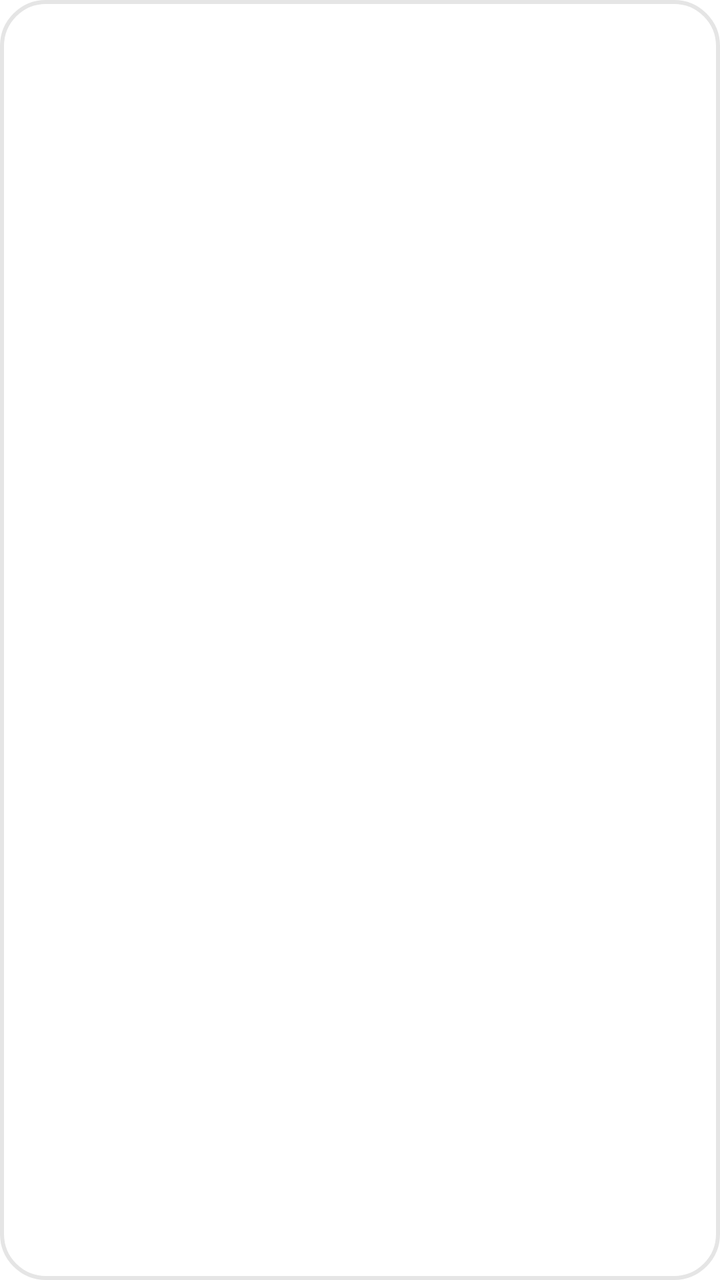
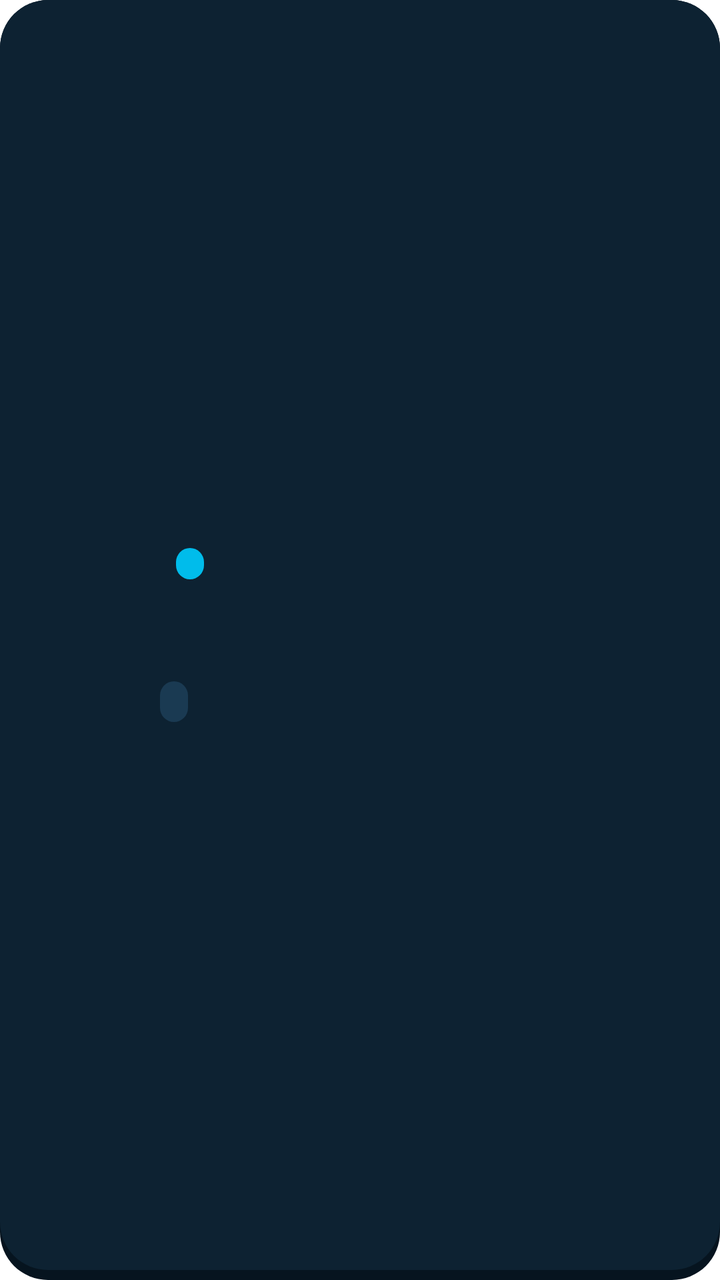

The first picture is an Android layout as it rendered before a commit; the second is the same layout after the commit. The layout source and the unified diff follow.
<!-- AndroidManifest.xml: fallback theme Theme.MaterialComponents.DayNight.NoActionBar -->
<!-- res/layout/duck_term_widget.xml -->
<?xml version="1.0" encoding="utf-8"?>
<LinearLayout xmlns:android="http://schemas.android.com/apk/res/android"
    android:id="@+id/root"
    android:layout_width="match_parent"
    android:layout_height="match_parent"
    android:background="@drawable/widget_bg"
    android:gravity="center_vertical"
    android:orientation="horizontal"
    android:padding="12dp">
    <ImageView
        android:id="@+id/duck"
        android:layout_width="56dp"
        android:layout_height="56dp"
        android:scaleType="fitCenter" />
    <LinearLayout
        android:layout_width="0dp"
        android:layout_height="wrap_content"
        android:layout_marginStart="10dp"
        android:layout_weight="1"
        android:orientation="vertical">
        <TextView android:id="@+id/tHead"
            android:layout_width="wrap_content"
            android:layout_height="wrap_content"
            android:textColor="#049FD9"
            android:textSize="11sp" android:textStyle="bold" />
        <LinearLayout android:layout_width="match_parent" android:layout_height="wrap_content" android:gravity="center_vertical" android:orientation="horizontal">
            <TextView android:id="@+id/tTerm"
            android:layout_width="wrap_content"
            android:layout_height="wrap_content"
            android:textColor="#3C3C3C"
            android:textSize="19sp" android:textStyle="bold" android:maxLines="1" android:ellipsize="end" />
            <TextView android:id="@+id/tTag"
            android:layout_width="wrap_content"
            android:layout_height="wrap_content"
            android:textColor="#0088A8"
            android:textSize="11sp" android:textStyle="bold" android:layout_marginStart="8dp" />
        </LinearLayout>
        <TextView android:id="@+id/tDef"
            android:layout_width="wrap_content"
            android:layout_height="wrap_content"
            android:textColor="#555555"
            android:textSize="13sp" android:maxLines="3" android:ellipsize="end" android:layout_marginTop="2dp" />
        <TextView android:id="@+id/tCmd"
            android:layout_width="wrap_content"
            android:layout_height="wrap_content"
            android:textColor="#0088A8"
            android:textSize="12sp" android:textStyle="bold" android:maxLines="1" android:ellipsize="end" android:fontFamily="monospace" android:layout_marginTop="3dp" />
    </LinearLayout>
</LinearLayout>
<!-- resources referenced by this layout -->
<resources>
  <!-- drawable widget_bg (drawable) -->
  <?xml version="1.0" encoding="utf-8"?>
  <shape xmlns:android="http://schemas.android.com/apk/res/android" android:shape="rectangle">
      <solid android:color="#FFFFFF" />
      <stroke android:width="2dp" android:color="#E5E5E5" />
      <corners android:radius="22dp" />
  </shape>
</resources>

<!-- the commit's change to res/layout/duck_term_widget.xml (unified diff, before → after) -->
@@ -3,14 +3,17 @@
     android:id="@+id/root"
     android:layout_width="match_parent"
     android:layout_height="match_parent"
-    android:background="@drawable/widget_bg"
+    android:background="@drawable/bg_term"
     android:gravity="center_vertical"
     android:orientation="horizontal"
-    android:padding="12dp">
+    android:paddingStart="12dp"
+    android:paddingTop="10dp"
+    android:paddingEnd="12dp"
+    android:paddingBottom="15dp">
     <ImageView
         android:id="@+id/duck"
-        android:layout_width="56dp"
-        android:layout_height="56dp"
+        android:layout_width="58dp"
+        android:layout_height="58dp"
         android:scaleType="fitCenter" />
     <LinearLayout
         android:layout_width="0dp"
@@ -18,32 +21,66 @@
         android:layout_marginStart="10dp"
         android:layout_weight="1"
         android:orientation="vertical">
-        <TextView android:id="@+id/tHead"
+        <LinearLayout
+            android:layout_width="match_parent"
+            android:layout_height="wrap_content"
+            android:gravity="center_vertical"
+            android:orientation="horizontal">
+            <TextView
+                android:id="@+id/tHead"
+                android:layout_width="wrap_content"
+                android:layout_height="wrap_content"
+                android:textColor="#00BCEB"
+                android:textSize="11sp"
+                android:textStyle="bold" />
+            <TextView
+                android:id="@+id/tTag"
+                android:layout_width="wrap_content"
+                android:layout_height="wrap_content"
+                android:layout_marginStart="8dp"
+                android:background="@drawable/pill_cyan"
+                android:paddingStart="7dp"
+                android:paddingTop="1dp"
+                android:paddingEnd="7dp"
+                android:paddingBottom="1dp"
+                android:maxLines="1"
+                android:textColor="#0D2232"
+                android:textSize="10sp"
+                android:textStyle="bold" />
+        </LinearLayout>
+        <TextView
+            android:id="@+id/tTerm"
+            android:layout_width="match_parent"
+            android:layout_height="wrap_content"
+            android:ellipsize="end"
+            android:maxLines="1"
+            android:textColor="#FFFFFF"
+            android:textSize="21sp"
+            android:textStyle="bold" />
+        <TextView
+            android:id="@+id/tDef"
+            android:layout_width="match_parent"
+            android:layout_height="wrap_content"
+            android:layout_marginTop="1dp"
+            android:ellipsize="end"
+            android:maxLines="3"
+            android:textColor="#CFE3EE"
+            android:textSize="13sp" />
+        <TextView
+            android:id="@+id/tCmd"
             android:layout_width="wrap_content"
             android:layout_height="wrap_content"
-            android:textColor="#049FD9"
-            android:textSize="11sp" android:textStyle="bold" />
-        <LinearLayout android:layout_width="match_parent" android:layout_height="wrap_content" android:gravity="center_vertical" android:orientation="horizontal">
-            <TextView android:id="@+id/tTerm"
-            android:layout_width="wrap_content"
-            android:layout_height="wrap_content"
-            android:textColor="#3C3C3C"
-            android:textSize="19sp" android:textStyle="bold" android:maxLines="1" android:ellipsize="end" />
-            <TextView android:id="@+id/tTag"
-            android:layout_width="wrap_content"
-            android:layout_height="wrap_content"
-            android:textColor="#0088A8"
-            android:textSize="11sp" android:textStyle="bold" android:layout_marginStart="8dp" />
-        </LinearLayout>
-        <TextView android:id="@+id/tDef"
-            android:layout_width="wrap_content"
-            android:layout_height="wrap_content"
-            android:textColor="#555555"
-            android:textSize="13sp" android:maxLines="3" android:ellipsize="end" android:layout_marginTop="2dp" />
-        <TextView android:id="@+id/tCmd"
-            android:layout_width="wrap_content"
-            android:layout_height="wrap_content"
-            android:textColor="#0088A8"
-            android:textSize="12sp" android:textStyle="bold" android:maxLines="1" android:ellipsize="end" android:fontFamily="monospace" android:layout_marginTop="3dp" />
+            android:layout_marginTop="4dp"
+            android:background="@drawable/code_bg"
+            android:ellipsize="end"
+            android:fontFamily="monospace"
+            android:maxLines="1"
+            android:paddingStart="7dp"
+            android:paddingTop="2dp"
+            android:paddingEnd="7dp"
+            android:paddingBottom="2dp"
+            android:textColor="#4DFF9A"
+            android:textSize="12sp"
+            android:textStyle="bold" />
     </LinearLayout>
 </LinearLayout>
<!-- resource entries referenced after the edit -->
@@ -1,11 +1,32 @@
 <!-- resources referenced by this layout -->
 <resources>
-  <!-- drawable widget_bg (drawable) -->
+  <!-- drawable bg_term (drawable) -->
+  <?xml version="1.0" encoding="utf-8"?>
+  <layer-list xmlns:android="http://schemas.android.com/apk/res/android">
+      <item>
+          <shape android:shape="rectangle">
+              <solid android:color="#06141F" />
+              <corners android:radius="24dp" />
+          </shape>
+      </item>
+      <item android:bottom="5dp">
+          <shape android:shape="rectangle">
+              <solid android:color="#0D2232" />
+              <corners android:radius="24dp" />
+          </shape>
+      </item>
+  </layer-list>
+  <!-- drawable code_bg (drawable) -->
   <?xml version="1.0" encoding="utf-8"?>
   <shape xmlns:android="http://schemas.android.com/apk/res/android" android:shape="rectangle">
-      <solid android:color="#FFFFFF" />
-      <stroke android:width="2dp" android:color="#E5E5E5" />
-      <corners android:radius="22dp" />
+      <solid android:color="#1A3A52" />
+      <corners android:radius="8dp" />
+  </shape>
+  <!-- drawable pill_cyan (drawable) -->
+  <?xml version="1.0" encoding="utf-8"?>
+  <shape xmlns:android="http://schemas.android.com/apk/res/android" android:shape="rectangle">
+      <solid android:color="#00BCEB" />
+      <corners android:radius="9dp" />
   </shape>
 </resources>
 
